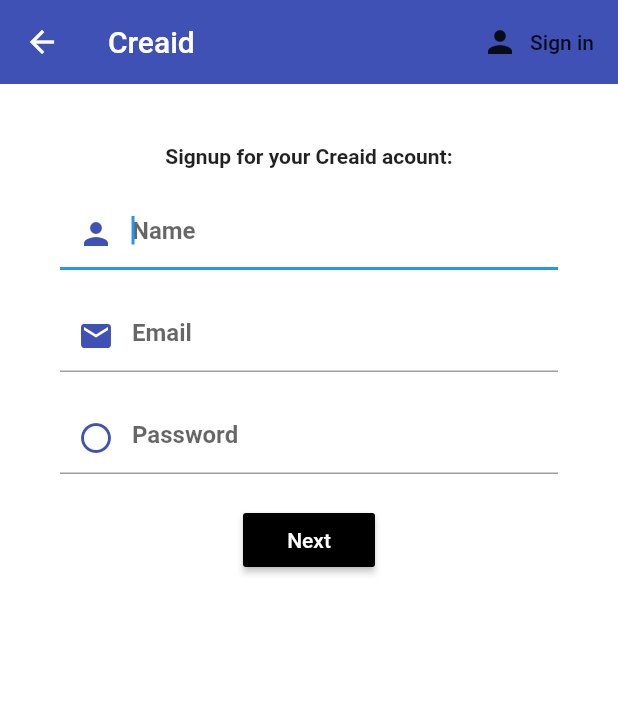
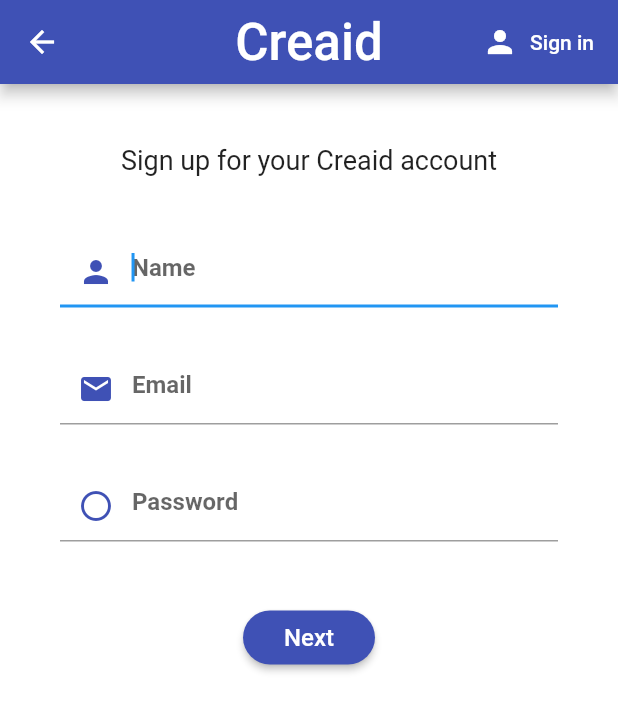
Before and after one commit to philalem/tutorial_app, a Flutter app: the Register screen opened directly, on a phone screen of 412 x 824 dp. Shown: the top 711 px of the screen. Run offline on Flutter 3.47's test engine with Material 2 defaults, Android fonts, the phone set to English and light mode, and no system bars; our stand-ins replace camera, cloud_firestore, firebase_auth, firebase_storage, google_fonts, video_player; accounts and stored records are empty; Roboto replaces fonts that are missing (Satisfy).

Commit message:
did some quick ui fixes

```diff
--- a/lib/login/login.dart
+++ b/lib/login/login.dart
@@ -50,11 +50,15 @@ class _LoginState extends State<Login> {
               })
         ],
       ),
-      body: Container(
+      body: Center(
+        child: ListView(
+          children: <Widget>[
+            Container(
               padding: EdgeInsets.symmetric(vertical: 20.0, horizontal: 10.0),
               child: Form(
                 key: _formKey,
-              child: Column(children: <Widget>[
+                child: Column(
+                  children: <Widget>[
                     SizedBox(height: 20.0),
                     Text(
                       'Login to your Creaid account',
@@ -94,7 +98,8 @@ class _LoginState extends State<Login> {
 
                           if (res == null) {
                             setState(() {
-                          error = 'Could not sign in with those credentials';
+                              error =
+                                  'Could not sign in with those credentials';
                             });
                           } else {
                             Navigator.push(
@@ -110,7 +115,13 @@ class _LoginState extends State<Login> {
                       error,
                       style: TextStyle(color: Colors.red, fontSize: 14.0),
                     ),
-              ]))),
+                  ],
+                ),
+              ),
+            ),
+          ],
+        ),
+      ),
     );
   }
 }
--- a/lib/register/register.dart
+++ b/lib/register/register.dart
@@ -1,6 +1,8 @@
+import 'package:creaid/utility/creaidButton.dart';
 import 'package:creaid/utility/customTextField.dart';
 import 'package:creaid/register/interestsSignUp.dart';
 import 'package:flutter/material.dart';
+import 'package:google_fonts/google_fonts.dart';
 
 class Register extends StatefulWidget {
   final Function toggleView;
@@ -22,30 +24,50 @@ class _RegisterState extends State<Register> {
     return Scaffold(
       backgroundColor: Colors.white,
       appBar: AppBar(
-        elevation: 0.0,
-        title: Text('Creaid'),
+        centerTitle: true,
+        title: Text(
+          'Creaid',
+          style: GoogleFonts.satisfy(
+            fontSize: 34,
+          ),
+        ),
         actions: <Widget>[
           FlatButton.icon(
-              icon: Icon(Icons.person),
-              label: Text('Sign in'),
+              icon: Icon(
+                Icons.person,
+                color: Colors.white,
+              ),
+              label: Text(
+                'Sign in',
+                style: TextStyle(
+                  color: Colors.white,
+                ),
+              ),
               onPressed: () {
                 widget.toggleView();
               })
         ],
       ),
-      body: Container(
+      body: Center(
+        child: ListView(
+          children: <Widget>[
+            Center(
+              child: Container(
                 padding: EdgeInsets.symmetric(vertical: 20.0, horizontal: 10.0),
                 child: Form(
                   key: _formKey,
-              child: Column(children: <Widget>[
+                  child: Column(
+                    children: <Widget>[
                       SizedBox(height: 20.0),
                       Text(
-                  'Signup for your Creaid acount:',
+                        'Sign up for your Creaid account',
                         textAlign: TextAlign.center,
                         overflow: TextOverflow.ellipsis,
-                  style: TextStyle(fontWeight: FontWeight.bold),
+                        style: TextStyle(
+                          fontSize: 18,
                         ),
-                SizedBox(height: 20.0),
+                      ),
+                      SizedBox(height: 40.0),
                       CustomTextField(
                         icon: Icon(Icons.person),
                         obsecure: false,
@@ -54,16 +76,17 @@ class _RegisterState extends State<Register> {
                             input.isEmpty ? "Need to enter a name" : null,
                         hint: "Name",
                       ),
-                SizedBox(height: 20.0),
+                      SizedBox(height: 30.0),
                       CustomTextField(
                         icon: Icon(Icons.email),
                         obsecure: false,
                         onChanged: (input) => email = input,
-                  validator: (input) =>
-                      input.isEmpty ? "Need to enter a valid email" : null,
+                        validator: (input) => input.isEmpty
+                            ? "Need to enter a valid email"
+                            : null,
                         hint: "Email",
                       ),
-                SizedBox(height: 20.0),
+                      SizedBox(height: 30.0),
                       CustomTextField(
                         icon: Icon(Icons.panorama_fish_eye),
                         obsecure: false,
@@ -73,13 +96,9 @@ class _RegisterState extends State<Register> {
                             : null,
                         hint: "Password",
                       ),
-                SizedBox(height: 20.0),
-                RaisedButton(
-                    color: Colors.black,
-                    child: Text(
-                      'Next',
-                      style: TextStyle(color: Colors.white),
-                    ),
+                      SizedBox(height: 40.0),
+                      CreaidButton(
+                        label: 'Next',
                         onPressed: () async {
                           if (_formKey.currentState.validate()) {
                             _formKey.currentState.save();
@@ -92,8 +111,16 @@ class _RegisterState extends State<Register> {
                                       password: password)),
                             );
                           }
-                    }),
-              ]))),
+                        },
+                      ),
+                    ],
+                  ),
+                ),
+              ),
+            ),
+          ],
+        ),
+      ),
     );
   }
 }
```
Lines whose indentation alone changed are shown as unchanged.
